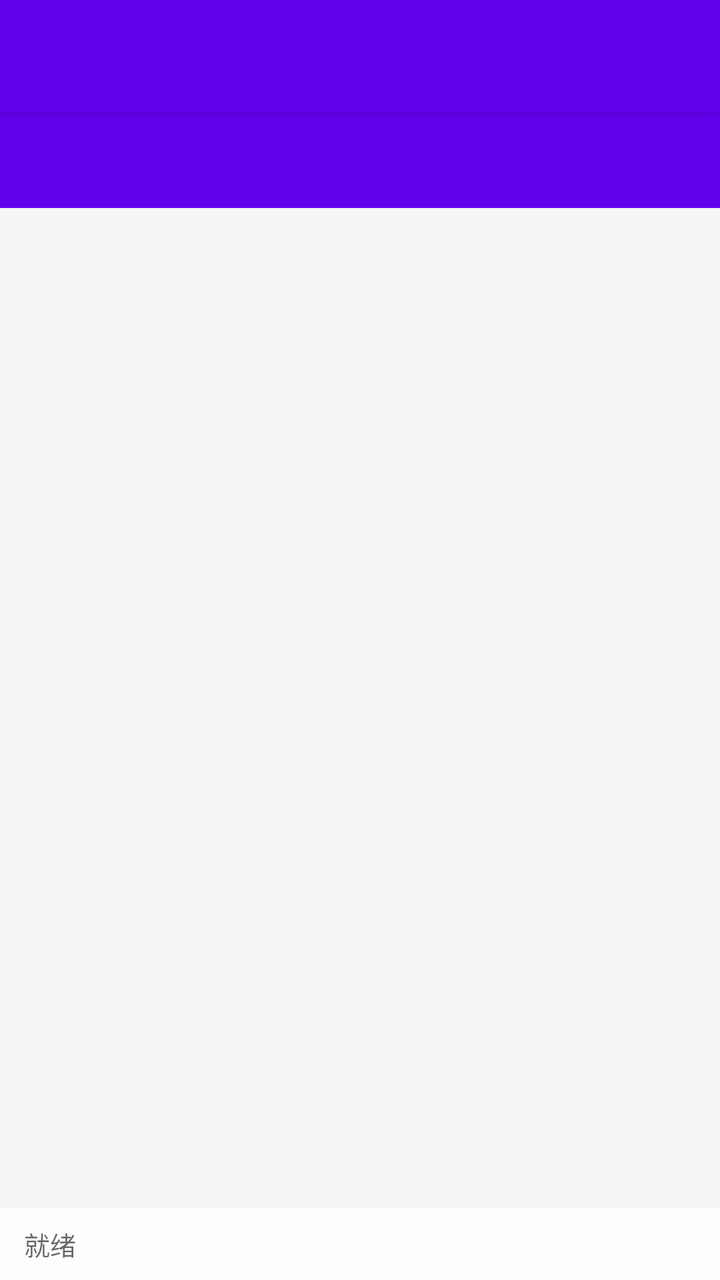
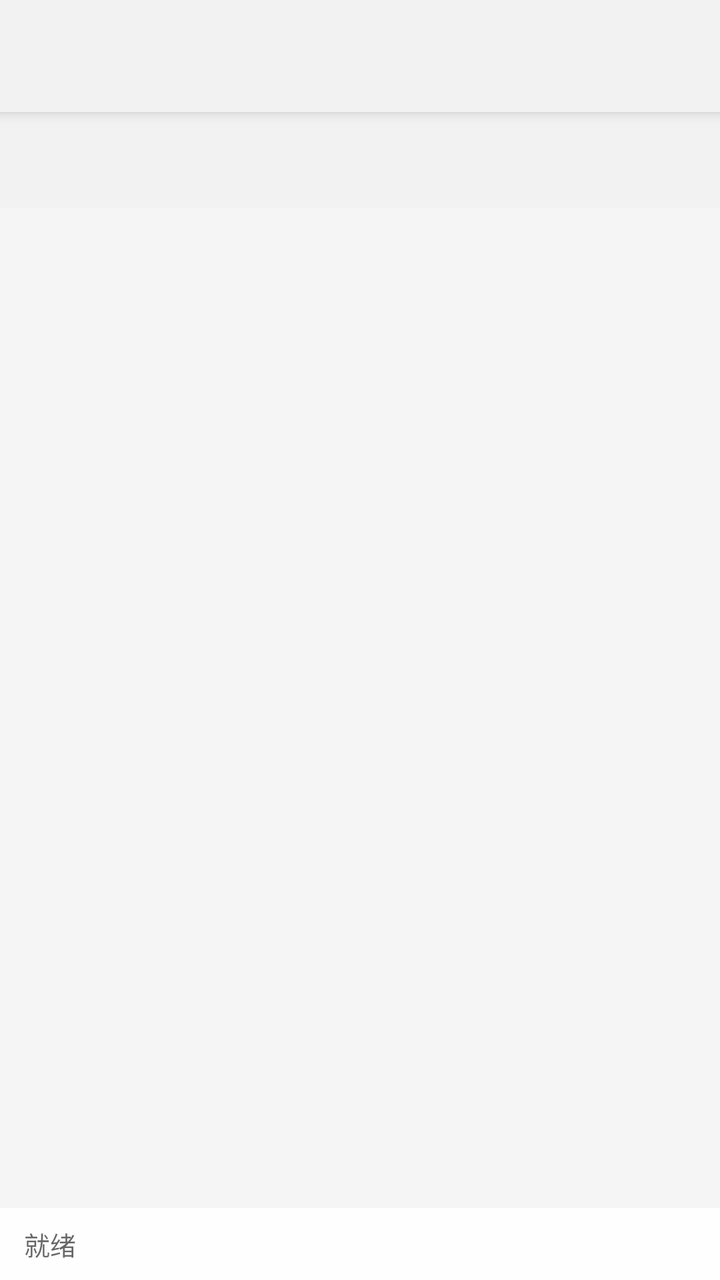

Compare the two renders of this Android layout. The source of the first and the diff that turns it into the second are given below.
<!-- AndroidManifest.xml: application theme Theme.DyScraper -->
<!-- res/layout/activity_main.xml -->
<?xml version="1.0" encoding="utf-8"?>
<LinearLayout xmlns:android="http://schemas.android.com/apk/res/android"
    xmlns:app="http://schemas.android.com/apk/res-auto"
    android:layout_width="match_parent"
    android:layout_height="match_parent"
    android:orientation="vertical">

    <androidx.appcompat.widget.Toolbar
        android:id="@+id/toolbar"
        android:layout_width="match_parent"
        android:layout_height="?attr/actionBarSize"
        android:background="?attr/colorPrimary"
        android:elevation="4dp"
        android:theme="@style/ThemeOverlay.AppCompat.Dark.ActionBar" />

    <com.google.android.material.tabs.TabLayout
        android:id="@+id/tabLayout"
        android:layout_width="match_parent"
        android:layout_height="wrap_content"
        android:background="?attr/colorPrimary"
        app:tabTextColor="@android:color/white"
        app:tabSelectedTextColor="@android:color/white"
        app:tabIndicatorColor="@android:color/white"
        app:tabMode="fixed" />

    <androidx.viewpager2.widget.ViewPager2
        android:id="@+id/viewPager"
        android:layout_width="match_parent"
        android:layout_height="0dp"
        android:layout_weight="1" />

    
    <LinearLayout
        android:id="@+id/bottomBar"
        android:layout_width="match_parent"
        android:layout_height="36dp"
        android:orientation="horizontal"
        android:gravity="center_vertical"
        android:paddingStart="12dp"
        android:paddingEnd="12dp"
        android:background="@color/bottom_bar_background">

        <TextView
            android:id="@+id/statusBar"
            android:layout_width="0dp"
            android:layout_height="match_parent"
            android:layout_weight="1"
            android:gravity="center_vertical"
            android:paddingHorizontal="0dp"
            android:text="@string/status_ready"
            android:textColor="@color/text_secondary"
            android:textSize="13sp"
            android:maxLines="1"
            android:ellipsize="end" />

        <TextView
            android:id="@+id/tvFileCountBar"
            android:layout_width="wrap_content"
            android:layout_height="match_parent"
            android:layout_marginStart="8dp"
            android:gravity="center_vertical"
            android:textColor="@color/text_secondary"
            android:textSize="13sp"
            android:maxLines="1"
            android:ellipsize="end"
            android:visibility="gone" />

    </LinearLayout>

</LinearLayout>
<!-- resources referenced by this layout -->
<resources>
  <color name="bottom_bar_background">#E6FFFFFF</color>
  <color name="text_secondary">#99000000</color>
  <string name="status_ready">就绪</string>
  <style name="Theme.DyScraper" parent="Theme.AppCompat.Light.NoActionBar">
          <item name="colorPrimary">@color/primary</item>
          <item name="colorPrimaryDark">@color/primary_variant</item>
          <item name="colorAccent">@color/accent</item>
          <item name="android:windowBackground">@color/background</item>
      </style>
  <color name="primary">#FF6200EE</color>
  <color name="primary_variant">#FF3700B3</color>
  <color name="accent">#FF03DAC5</color>
  <color name="background">#FFF5F5F5</color>
</resources>

<!-- the commit's change to res/layout/activity_main.xml (unified diff, before → after) -->
@@ -9,18 +9,20 @@
         android:id="@+id/toolbar"
         android:layout_width="match_parent"
         android:layout_height="?attr/actionBarSize"
-        android:background="?attr/colorPrimary"
+        android:background="@color/top_bar_background"
         android:elevation="4dp"
-        android:theme="@style/ThemeOverlay.AppCompat.Dark.ActionBar" />
+        android:theme="@style/ThemeOverlay.AppCompat.Light"
+        app:titleTextColor="@color/text_primary"
+        app:subtitleTextColor="@color/text_secondary" />
 
     <com.google.android.material.tabs.TabLayout
         android:id="@+id/tabLayout"
         android:layout_width="match_parent"
         android:layout_height="wrap_content"
-        android:background="?attr/colorPrimary"
-        app:tabTextColor="@android:color/white"
-        app:tabSelectedTextColor="@android:color/white"
-        app:tabIndicatorColor="@android:color/white"
+        android:background="@color/top_bar_background"
+        app:tabTextColor="@color/text_secondary"
+        app:tabSelectedTextColor="@color/text_primary"
+        app:tabIndicatorColor="@color/primary"
         app:tabMode="fixed" />
 
     <androidx.viewpager2.widget.ViewPager2
<!-- resource entries referenced after the edit -->
@@ -2,6 +2,7 @@
 <resources>
   <color name="bottom_bar_background">#E6FFFFFF</color>
   <color name="text_secondary">#99000000</color>
+  <color name="top_bar_background">#FFF2F2F2</color>
   <string name="status_ready">就绪</string>
   <style name="Theme.DyScraper" parent="Theme.AppCompat.Light.NoActionBar">
           <item name="colorPrimary">@color/primary</item>
@@ -10,6 +11,7 @@
           <item name="android:windowBackground">@color/background</item>
       </style>
   <color name="primary">#FF6200EE</color>
+  <color name="text_primary">#DE000000</color>
   <color name="primary_variant">#FF3700B3</color>
   <color name="accent">#FF03DAC5</color>
   <color name="background">#FFF5F5F5</color>
